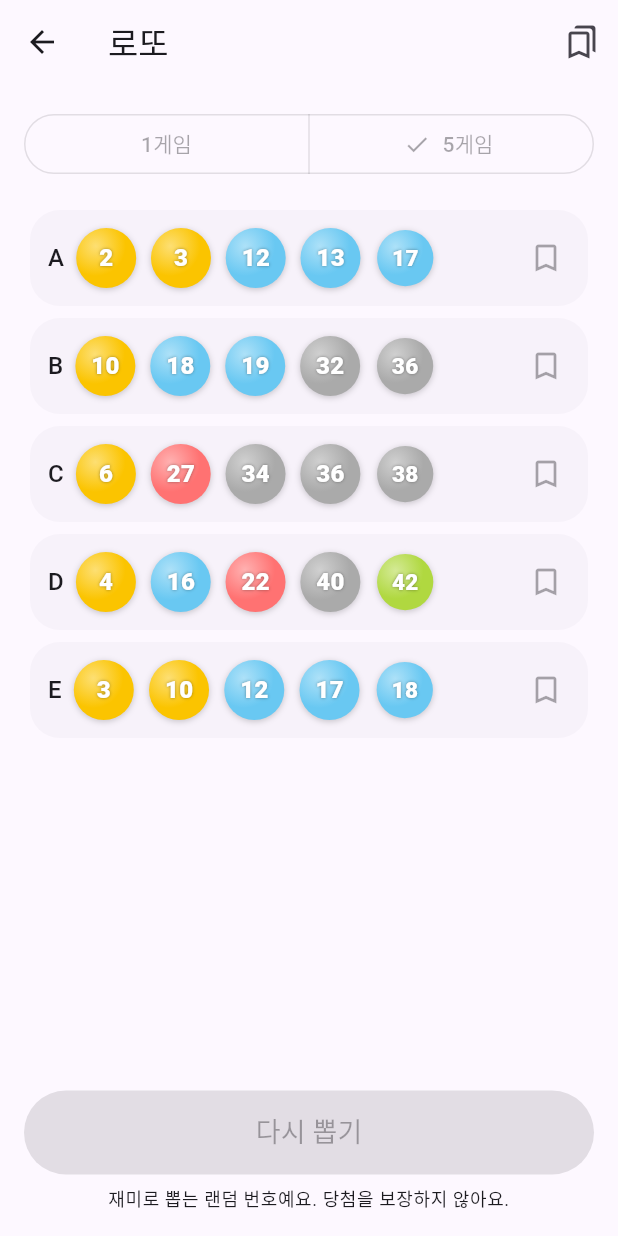
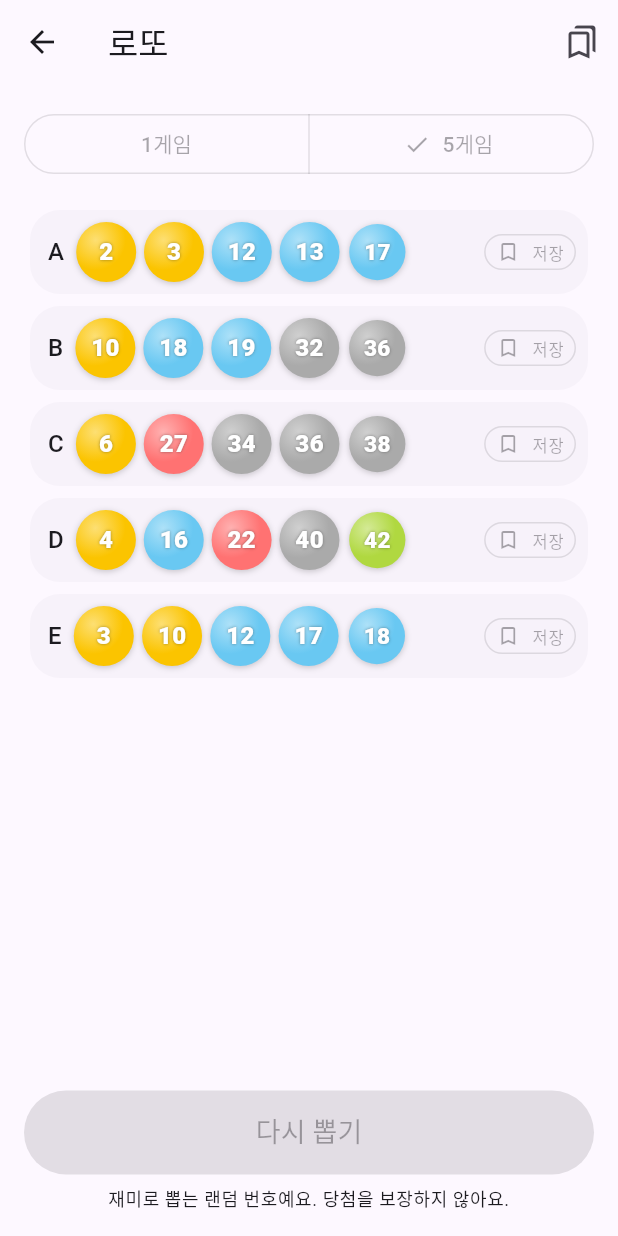
Before and after one commit to shlete/Oppop, a Flutter app: the LottoScreen screen opened directly, after a tap on "5게임", after a tap on "번호 뽑기", on a phone screen of 412 x 824 dp. Run offline on Flutter 3.47's test engine with Material 3 defaults, Android fonts, the phone set to English and light mode, and no system bars; our stand-ins replace flutter_riverpod, google_mobile_ads, shared_preferences; accounts and stored records are empty; network calls fail.

Commit message:
로또: 줄마다 글자가 보이는 작은 저장 버튼
Co-Authored-By: Claude Opus 5.5 (1M context) <noreply@anthropic.com>
Claude-Session: https://claude.ai/code/session_01UjtEbePFwBpyU2YJRuNUmw

```diff
--- a/lib/features/lotto/lotto_screen.dart
+++ b/lib/features/lotto/lotto_screen.dart
@@ -192,7 +192,7 @@ class _GameRow extends StatelessWidget {
   Widget build(BuildContext context) {
     return Card(
       child: Padding(
-        padding: const EdgeInsets.fromLTRB(12, 8, 4, 8),
+        padding: const EdgeInsets.fromLTRB(12, 8, 8, 8),
         child: Row(
           children: [
             Text(label, style: Theme.of(context).textTheme.titleMedium),
@@ -216,10 +216,10 @@ class _GameRow extends StatelessWidget {
                 },
               ),
             ),
-            IconButton(
-              tooltip: saved ? '저장 취소' : '저장',
-              onPressed: onSave,
-              icon: Icon(saved ? Icons.bookmark : Icons.bookmark_border),
+            const SizedBox(width: 6),
+            Tooltip(
+              message: saved ? '저장 취소' : '저장',
+              child: _SaveChip(saved: saved, onPressed: onSave),
             ),
           ],
         ),
@@ -227,3 +227,42 @@ class _GameRow extends StatelessWidget {
     );
   }
 }
+
+/// 줄 오른쪽의 작은 저장 버튼. 아이콘만으로는 저장인지 알기 어려워 글자를 같이 쓴다.
+class _SaveChip extends StatelessWidget {
+  const _SaveChip({required this.saved, required this.onPressed});
+
+  final bool saved;
+  final VoidCallback? onPressed;
+
+  @override
+  Widget build(BuildContext context) {
+    final scheme = Theme.of(context).colorScheme;
+    final style = ButtonStyle(
+      visualDensity: VisualDensity.compact,
+      tapTargetSize: MaterialTapTargetSize.shrinkWrap,
+      padding: const WidgetStatePropertyAll(
+        EdgeInsets.symmetric(horizontal: 8),
+      ),
+      minimumSize: const WidgetStatePropertyAll(Size(0, 32)),
+      textStyle: WidgetStatePropertyAll(Theme.of(context).textTheme.labelSmall),
+      iconSize: const WidgetStatePropertyAll(16),
+    );
+    final icon = Icon(saved ? Icons.bookmark : Icons.bookmark_border);
+    return saved
+        ? FilledButton.tonalIcon(
+            style: style.copyWith(
+              backgroundColor: WidgetStatePropertyAll(scheme.primaryContainer),
+            ),
+            onPressed: onPressed,
+            icon: icon,
+            label: const Text('저장됨'),
+          )
+        : OutlinedButton.icon(
+            style: style,
+            onPressed: onPressed,
+            icon: icon,
+            label: const Text('저장'),
+          );
+  }
+}
```
